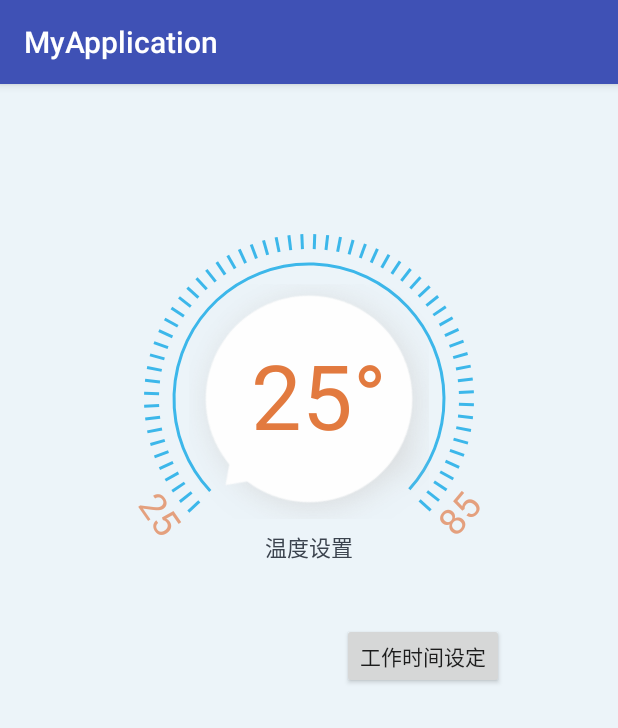
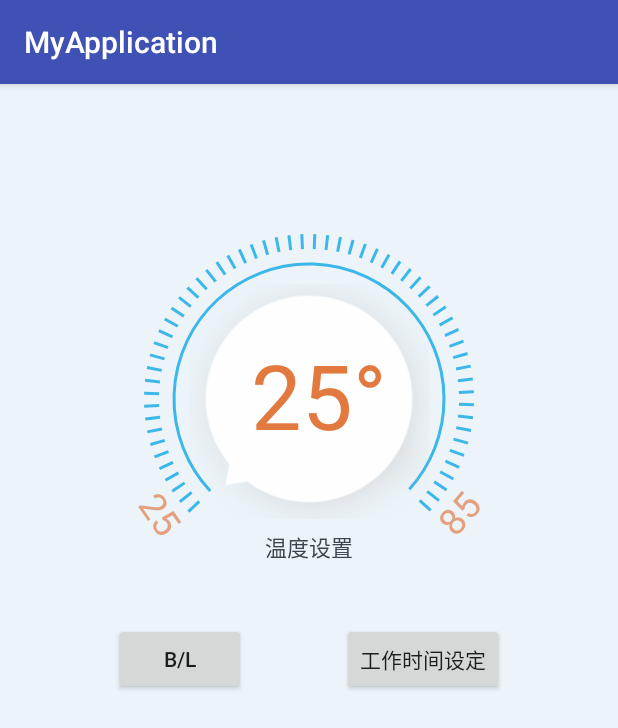
Before and after one commit to kgp0213/AosmithDemo, an Android app: the screen it shows after launch (MainActivity), on a phone screen of 412 x 824 dp. Shown: the top 728 px of the screen. Run offline under Robolectric (Android 15) with nearby library versions, the phone set to English and light mode, and no system bars.

Commit message:
添加按钮B/L调整背景色

```diff
--- a/app/src/main/java/com/example/hufz/myapplication/MainActivity.java
+++ b/app/src/main/java/com/example/hufz/myapplication/MainActivity.java
@@ -26,6 +26,8 @@ public class MainActivity extends AppCompatActivity {
     private ListView areaCheckListView;
     private Button Button;
     private View mContentView;
+    private Button button;
+    private boolean bcf=true;
     ActionBar actionBar;
     @Override
     public void onCreate(Bundle savedInstanceState) {
@@ -37,6 +39,7 @@ public class MainActivity extends AppCompatActivity {
         getWindow().setFlags(WindowManager.LayoutParams. FLAG_FULLSCREEN ,
                 WindowManager.LayoutParams. FLAG_FULLSCREEN);
         setContentView(R.layout.activity_main);
+        button=(Button)findViewById(R.id.button);
         mContentView = findViewById(R.id.fullscreen_content_controls);
         tempControl = (TempControlView) findViewById(R.id.temp_control);
         tempControl.setTemp(25, 85, 25);
@@ -55,7 +58,14 @@ public class MainActivity extends AppCompatActivity {
         Button.setOnClickListener(new CheckBoxClickListener());
         //
     }
-
+    public void SetBc (View vt){
+       if(bcf) {mContentView.setBackgroundColor(0xff000000);
+           bcf=!bcf;
+       }
+       else {mContentView.setBackgroundColor(0xECF4F9);
+           bcf=!bcf;
+       }
+    }
 
 
     class CheckBoxClickListener implements OnClickListener{
--- a/app/src/main/res/layout/activity_main.xml
+++ b/app/src/main/res/layout/activity_main.xml
@@ -18,12 +18,21 @@
     <Button
         android:id="@+id/Button"
         android:layout_width="wrap_content"
-        android:layout_height="44dp"
+        android:layout_height="wrap_content"
         android:layout_marginTop="19dp"
         android:text="工作时间设定"
         android:layout_below="@+id/temp_control"
         android:layout_alignEnd="@+id/temp_control" />
 
+    <Button
+        android:id="@+id/button"
+        android:layout_width="wrap_content"
+        android:layout_height="wrap_content"
+        android:onClick="SetBc"
+        android:layout_alignStart="@+id/temp_control"
+        android:layout_alignTop="@+id/Button"
+        android:text="B/L" />
+
 </RelativeLayout>
 
     <!--android:background="#ECF4F9"-->
```
